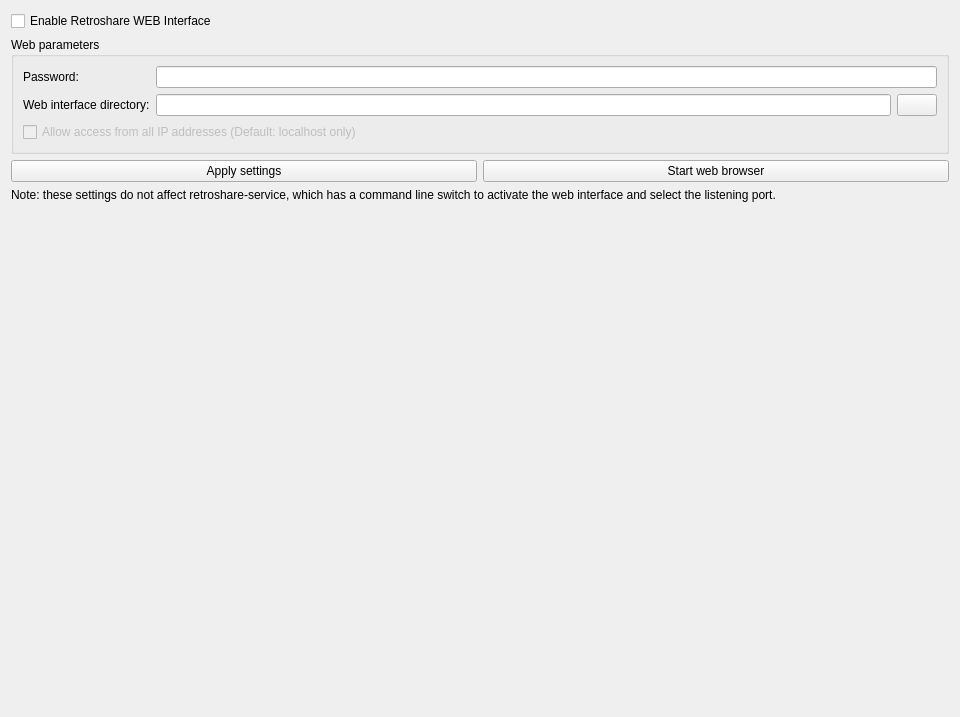
Above: retroshare-gui/src/gui/settings/WebuiPage.ui from RetroShare/RetroShare before the change. Below: the same form after it.
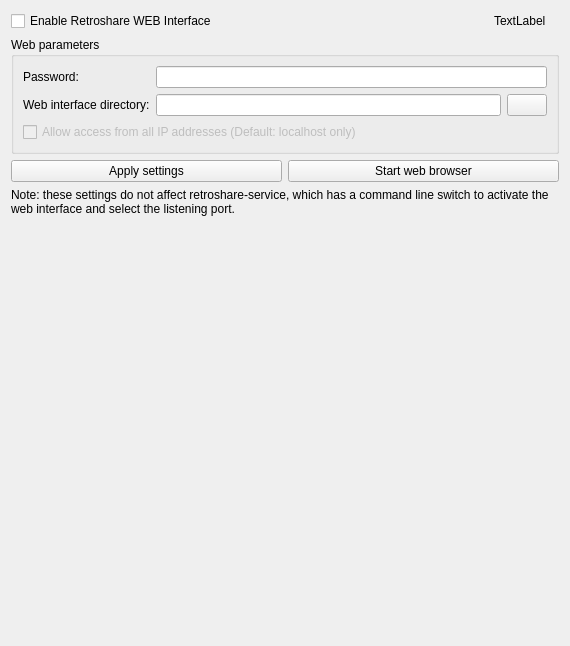
That is the form after the change. Icons and pictures are not drawn.

Commit message: improved UI of webUI and JsonAPI and interaction between these two (unfinished)

Patch:
```diff
--- a/retroshare-gui/src/gui/settings/WebuiPage.ui
+++ b/retroshare-gui/src/gui/settings/WebuiPage.ui
@@ -6,8 +6,8 @@
    <rect>
     <x>0</x>
     <y>0</y>
-    <width>960</width>
-    <height>717</height>
+    <width>570</width>
+    <height>646</height>
    </rect>
   </property>
   <property name="windowTitle">
@@ -15,11 +15,45 @@
   </property>
   <layout class="QVBoxLayout" name="verticalLayout_2">
    <item>
+    <layout class="QHBoxLayout" name="horizontalLayout_3">
+     <item>
     <widget class="QCheckBox" name="enableWebUI_CB">
      <property name="text">
       <string>Enable Retroshare WEB Interface</string>
      </property>
     </widget>
+     </item>
+     <item>
+      <spacer name="horizontalSpacer">
+       <property name="orientation">
+        <enum>Qt::Horizontal</enum>
+       </property>
+       <property name="sizeHint" stdset="0">
+        <size>
+         <width>40</width>
+         <height>20</height>
+        </size>
+       </property>
+      </spacer>
+     </item>
+     <item>
+      <widget class="QLabel" name="label_3">
+       <property name="text">
+        <string>TextLabel</string>
+       </property>
+      </widget>
+     </item>
+     <item>
+      <widget class="QLabel" name="statusLabelLED">
+       <property name="text">
+        <string/>
+       </property>
+       <property name="pixmap">
+        <pixmap resource="../images.qrc">:/images/ledoff1.png</pixmap>
+       </property>
+      </widget>
+     </item>
+    </layout>
    </item>
    <item>
     <widget class="QGroupBox" name="params_GB">
```
Lines whose indentation alone changed are shown as unchanged. The commit also changes 6 other files.
